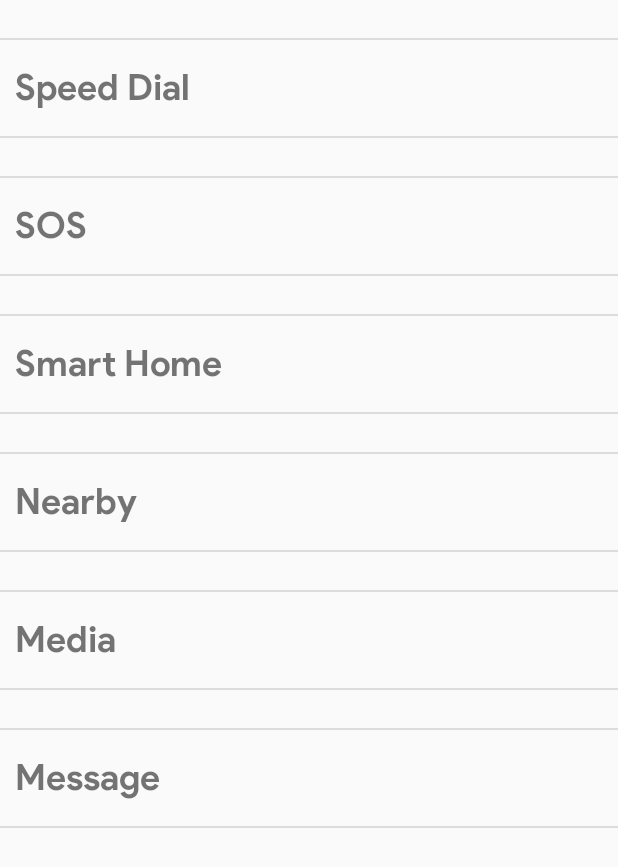
After one commit to shiredude95/NaviGaze, an Android app: the layout fragment_nearby.xml on its own in the app's theme, with its tools: preview values and no code run, on a phone screen of 412 x 824 dp. The commit adds this screen. Shown: the top 867 px of the screen. Run offline under Robolectric (Android 15) with nearby library versions, the phone set to English and light mode, and no system bars.

Commit message:
nearby fragment

```diff
--- a/app/build.gradle
+++ b/app/build.gradle
@@ -30,6 +30,7 @@ dependencies {
     implementation 'com.android.support.constraint:constraint-layout:1.1.0'
     implementation 'com.android.support:support-v4:28.0.0'
     implementation 'com.android.support:recyclerview-v7:28.0.0'
+    implementation 'androidx.legacy:legacy-support-v4:1.0.0-alpha1'
     testImplementation 'junit:junit:4.12'
     androidTestImplementation 'com.android.support.test:runner:1.0.2'
     androidTestImplementation 'com.android.support.test.espresso:espresso-core:3.0.2'
--- a/app/src/main/java/quartifex/com/navigaze/BaseFragment.java
+++ b/app/src/main/java/quartifex/com/navigaze/BaseFragment.java
@@ -11,6 +11,7 @@ import java.util.List;
 import androidx.annotation.NonNull;
 import androidx.annotation.Nullable;
 import androidx.fragment.app.Fragment;
+import quartifex.com.navigaze.POJO.Node;
 
 public abstract class BaseFragment extends Fragment {
 
@@ -38,4 +39,6 @@ public abstract class BaseFragment extends Fragment {
 
 	public void getAllViewsInList(View v){}
 
+	public <k extends Object> void updateView(List<k> objects){}
+
 }
--- /dev/null
+++ b/app/src/main/res/layout/fragment_nearby.xml
@@ -0,0 +1,110 @@
+<LinearLayout xmlns:android="http://schemas.android.com/apk/res/android"
+    xmlns:tools="http://schemas.android.com/tools"
+    xmlns:custom="http://schemas.android.com/apk/res-auto"
+    android:layout_width="match_parent"
+    android:layout_height="match_parent"
+    android:id="@+id/ll_nearby_fragment_container"
+    android:divider="?android:attr/listDivider"
+    android:orientation="vertical"
+    android:showDividers="middle"
+    tools:context="features.NearbyFragment">
+
+
+    <View
+        android:layout_width="match_parent"
+        android:layout_height="25dp"
+        android:onClick="idleClick"
+        android:clickable="true"
+        android:focusable="true" />
+
+    <quartifex.com.navigaze.FunButton
+        android:id="@+id/button_speed_dial"
+        android:layout_width="match_parent"
+        android:layout_height="?android:attr/listPreferredItemHeight"
+        android:background="?android:selectableItemBackground"
+        custom:buttonText="Speed Dial"/>
+
+    <View
+        android:layout_width="match_parent"
+        android:layout_height="25dp"
+        android:onClick="idleClick"
+        android:clickable="true"
+        android:focusable="true" />
+
+    <quartifex.com.navigaze.FunButton
+        android:id="@+id/button_sos"
+        android:layout_width="match_parent"
+        android:layout_height="?android:attr/listPreferredItemHeight"
+        android:background="?android:selectableItemBackground"
+        custom:buttonText="SOS"
+        android:clickable="true"
+        android:focusable="true"/>
+
+
+    <View
+        android:layout_width="match_parent"
+        android:layout_height="25dp"
+        android:onClick="idleClick"
+        android:clickable="true"
+        android:focusable="true"/>
+
+    <quartifex.com.navigaze.FunButton
+        android:id="@+id/button_smart_home"
+        android:layout_width="match_parent"
+        android:layout_height="?android:attr/listPreferredItemHeight"
+        android:background="?android:selectableItemBackground"
+        custom:buttonText="Smart Home"
+        android:clickable="true"
+        android:focusable="true"/>
+
+    <View
+        android:layout_width="match_parent"
+        android:layout_height="25dp"
+        android:onClick="idleClick"
+        android:clickable="true"
+        android:focusable="true"/>
+
+    <quartifex.com.navigaze.FunButton
+        android:id="@+id/button_nearby"
+        android:layout_width="match_parent"
+        android:layout_height="?android:attr/listPreferredItemHeight"
+        android:background="?android:selectableItemBackground"
+        custom:buttonText="Nearby"/>
+
+    <View
+        android:layout_width="match_parent"
+        android:layout_height="25dp"
+        android:onClick="idleClick"
+        android:clickable="true"
+        android:focusable="true"/>
+
+    <quartifex.com.navigaze.FunButton
+        android:id="@+id/button_media"
+        android:layout_width="match_parent"
+        android:layout_height="?android:attr/listPreferredItemHeight"
+        android:background="?android:selectableItemBackground"
+        custom:buttonText="Media"/>
+
+
+    <View
+        android:layout_width="match_parent"
+        android:layout_height="25dp"
+        android:onClick="idleClick"
+        android:clickable="true"
+        android:focusable="true"/>
+
+    <quartifex.com.navigaze.FunButton
+        android:id="@+id/button_messages"
+        android:layout_width="match_parent"
+        android:layout_height="?android:attr/listPreferredItemHeight"
+        android:background="?android:selectableItemBackground"
+        custom:buttonText="Message"/>
+
+    <View
+        android:layout_width="match_parent"
+        android:layout_height="25dp"
+        android:onClick="idleClick"
+        android:clickable="true"
+        android:focusable="true"/>
+
+</LinearLayout>
--- a/app/src/main/res/values/strings.xml
+++ b/app/src/main/res/values/strings.xml
@@ -2,4 +2,7 @@
     <string name="app_name">NaviGaze</string>
     <string name="no_camera_permission">No Camera permission</string>
     <string name="ok">Permission Granted</string>
+
+    <!-- TODO: Remove or change this placeholder text -->
+    <string name="hello_blank_fragment">Hello blank fragment</string>
 </resources>
```
Also changed, not shown: app/src/main/java/quartifex/com/navigaze/FaceActivity.java (+54 -17 lines), app/src/main/java/quartifex/com/navigaze/HomeFragment.java (+19 -10 lines), app/src/main/java/quartifex/com/navigaze/features/NearbyFragment.java (added, +323 -0 lines).
